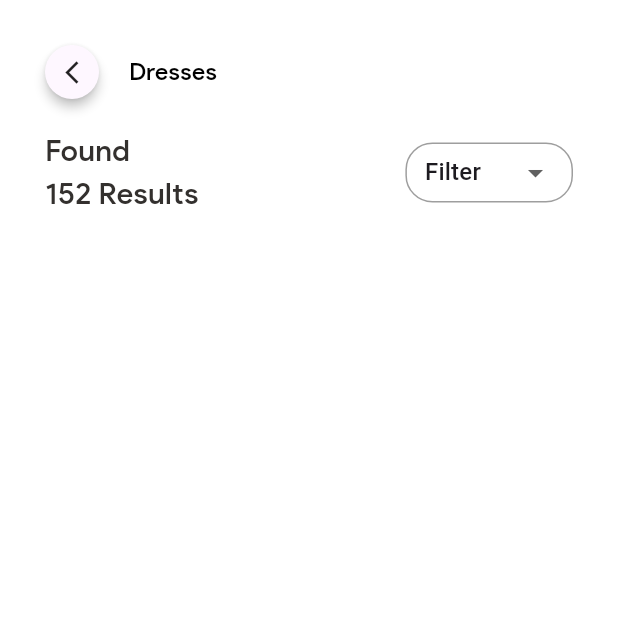
After one commit to moses-mugoya/fashionista, a Flutter app: the HomeScreen screen opened directly, scrolled down 894 dp, after a tap on "Dresses", on a phone screen of 412 x 824 dp, the top half of it. The commit adds this screen. Run offline on Flutter 3.47's test engine with Material 3 defaults, Android fonts, the phone set to English and light mode, and no system bars; our stand-ins replace flutter_svg.

Commit message:
added the dresses page

```diff
--- /dev/null
+++ b/lib/screens/dress_screen.dart
@@ -0,0 +1,105 @@
+import 'package:fashion_gemstore/screens/main_screen.dart';
+import 'package:fashion_gemstore/utils/constants.dart';
+import 'package:fashion_gemstore/widgets/child_app_bar.dart';
+import 'package:fashion_gemstore/widgets/header_text.dart';
+import 'package:flutter/material.dart';
+
+class DressScreen extends StatefulWidget {
+  const DressScreen({super.key});
+
+  @override
+  State<DressScreen> createState() => _DressScreenState();
+}
+
+class _DressScreenState extends State<DressScreen> {
+  String _selectedItem = 'Filter';
+
+  void onBackTap() {
+    Navigator.push(
+      context,
+      MaterialPageRoute(
+        builder: (context) => const MainScreen(),
+      ),
+    );
+  }
+
+  @override
+  Widget build(BuildContext context) {
+    return SafeArea(
+      child: Scaffold(
+        body: SingleChildScrollView(
+          physics: const AlwaysScrollableScrollPhysics(),
+          child: Padding(
+            padding: const EdgeInsets.all(30.0),
+            child: Column(
+              children: [
+                ChildAppBar(
+                  onTapped: onBackTap,
+                  title: 'Dresses',
+                  centerTitle: false,
+                ),
+                const SizedBox(
+                  height: 20,
+                ),
+                Row(
+                  mainAxisAlignment: MainAxisAlignment.spaceBetween,
+                  children: [
+                    Column(
+                      crossAxisAlignment: CrossAxisAlignment.start,
+                      children: [
+                        HeaderText(
+                          text: 'Found',
+                          textColor: AppConstants.dressTextColor,
+                          fontSize: 20,
+                          fontWeight: FontWeight.w500,
+                        ),
+                        HeaderText(
+                          text: '152 Results',
+                          textColor: AppConstants.dressTextColor,
+                          fontSize: 20,
+                          fontWeight: FontWeight.w500,
+                        ),
+                      ],
+                    ),
+                    Center(
+                      child: Container(
+                        height: 40,
+                        padding: const EdgeInsets.symmetric(horizontal: 12),
+                        decoration: BoxDecoration(
+                          borderRadius: BorderRadius.circular(18),
+                          border: Border.all(color: Colors.grey),
+                        ),
+                        child: DropdownButtonHideUnderline(
+                          child: DropdownButton<String>(
+                            value: _selectedItem,
+                            onChanged: (String? newValue) {
+                              setState(() {
+                                _selectedItem = newValue!;
+                              });
+                            },
+                            items: <String>[
+                              'Filter',
+                              'Option 1',
+                              'Option 2',
+                              'Option 3',
+                              'Option 4'
+                            ].map<DropdownMenuItem<String>>((String value) {
+                              return DropdownMenuItem<String>(
+                                value: value,
+                                child: Text(value),
+                              );
+                            }).toList(),
+                          ),
+                        ),
+                      ),
+                    ),
+                  ],
+                )
+              ],
+            ),
+          ),
+        ),
+      ),
+    );
+  }
+}
--- a/lib/screens/home_screen.dart
+++ b/lib/screens/home_screen.dart
@@ -1,19 +1,17 @@
 import 'package:fashion_gemstore/utils/carousel_images.dart';
 import 'package:fashion_gemstore/utils/constants.dart';
-import 'package:fashion_gemstore/widgets/banner_four_item.dart';
+import 'package:fashion_gemstore/widgets/banner_four.dart';
 import 'package:fashion_gemstore/widgets/banner_one.dart';
 import 'package:fashion_gemstore/widgets/banner_three.dart';
 import 'package:fashion_gemstore/widgets/banner_two.dart';
 import 'package:fashion_gemstore/widgets/carousel.dart';
 import 'package:fashion_gemstore/widgets/category_item.dart';
 import 'package:fashion_gemstore/widgets/featured_item.dart';
-import 'package:fashion_gemstore/widgets/header_text.dart';
+import 'package:fashion_gemstore/widgets/main_app_bar.dart';
 import 'package:fashion_gemstore/widgets/recommended_item.dart';
 import 'package:fashion_gemstore/widgets/row_header.dart';
 import 'package:flutter/material.dart';
-import 'package:flutter/widgets.dart';
-import 'package:flutter_svg/flutter_svg.dart';
-import 'package:flutter_svg/svg.dart';
+
 
 class HomeScreen extends StatefulWidget {
   const HomeScreen({super.key});
@@ -51,40 +49,8 @@ class _HomeScreenState extends State<HomeScreen> {
                 padding: const EdgeInsets.all(30.0),
                 child: Column(
                   children: [
-                    Row(
-                      mainAxisAlignment: MainAxisAlignment.spaceBetween,
-                      children: [
-                        SvgPicture.asset(
-                          'assets/images/menu.svg',
-                          height: 20,
-                          width: 20,
-                        ),
-                        HeaderText(
-                            text: 'GemStore',
-                            textColor: AppConstants.blackColor,
-                            fontSize: 25,
-                            fontWeight: FontWeight.w700),
-                        Stack(
-                          children: [
-                            const Icon(
-                              Icons.notifications_none,
-                              size: 30,
-                            ),
-                            Positioned(
-                              top: 7,
-                              left: 16,
-                              child: Container(
-                                width: 8, // Adjust size as needed
-                                height: 8,
-                                decoration: BoxDecoration(
-                                  shape: BoxShape.circle,
-                                  color: AppConstants.notificationDotColor,
-                                ),
-                              ),
-                            )
-                          ],
-                        ),
-                      ],
+                    const MainAppBar(
+                      title: 'GemStore',
                     ),
                     const SizedBox(
                       height: 30,
--- a/lib/utils/constants.dart
+++ b/lib/utils/constants.dart
@@ -19,5 +19,6 @@ class AppConstants {
   static Color bannerDarkTextColor = HexColor('#353945');
   static Color bannerOuterHalloColor = HexColor('#ECECEC');
   static Color bannerInnerHalloColor = HexColor('#E2E2E2');
+  static Color dressTextColor = HexColor('#33302E');
 
 }
--- a/lib/widgets/banner_four_item.dart
+++ b/lib/widgets/banner_four.dart
@@ -1,4 +1,6 @@
+import 'package:fashion_gemstore/screens/dress_screen.dart';
 import 'package:fashion_gemstore/utils/constants.dart';
+import 'package:flutter/cupertino.dart';
 import 'package:flutter/material.dart';
 import 'package:flutter/widgets.dart';
 
@@ -8,8 +10,6 @@ class BannerFourItem extends StatelessWidget {
   @override
   Widget build(BuildContext context) {
     return SizedBox(
-
-
       height: 194,
       child: Row(
         children: [
@@ -30,8 +30,8 @@ class BannerFourItem extends StatelessWidget {
                     child: ClipRRect(
                       borderRadius: BorderRadius.circular(10),
                       child: Transform.translate(
-                        offset:
-                            const Offset(-38.0, -12.0), // Adjust the offset as needed
+                        offset: const Offset(
+                            -38.0, -12.0), // Adjust the offset as needed
                         child: Container(
                           width: 70, // Adjust the width as needed
                           height: 110,
@@ -94,8 +94,19 @@ class BannerFourItem extends StatelessWidget {
               ],
             ),
           ),
-          const SizedBox(width: 10,),
-          Container(
+          const SizedBox(
+            width: 10,
+          ),
+          GestureDetector(
+            onTap: () {
+              Navigator.push(
+                context,
+                MaterialPageRoute(
+                  builder: (context) => const DressScreen(),
+                ),
+              );
+            },
+            child: Container(
               height: 194,
               width: MediaQuery.of(context).size.width / 2 - 40,
               decoration: BoxDecoration(
@@ -137,15 +148,14 @@ class BannerFourItem extends StatelessWidget {
                               color: AppConstants.bannerDarkTextColor,
                               fontWeight: FontWeight.w300),
                         ),
-
                       ],
                     ),
                   ),
                   ClipRRect(
                     borderRadius: BorderRadius.circular(10),
                     child: Transform.translate(
-                    offset:
-                        const Offset(8.0, -15.0), // Adjust the offset as needed
+                      offset: const Offset(
+                          8.0, -15.0), // Adjust the offset as needed
                       child: Container(
                         width: 90, // Adjust the width as needed
                         height: 194,
@@ -163,6 +173,7 @@ class BannerFourItem extends StatelessWidget {
                 ],
               ),
             ),
+          ),
         ],
       ),
     );
--- /dev/null
+++ b/lib/widgets/child_app_bar.dart
@@ -0,0 +1,70 @@
+import 'package:fashion_gemstore/utils/constants.dart';
+import 'package:flutter/material.dart';
+
+class ChildAppBar extends StatelessWidget {
+  final VoidCallback onTapped;
+  final String title;
+  final bool centerTitle;
+
+  const ChildAppBar({
+    super.key,
+    required this.onTapped,
+    required this.title,
+    required this.centerTitle,
+  });
+
+  @override
+  Widget build(BuildContext context) {
+    return Row(
+      children: [
+        GestureDetector(
+          onTap: onTapped,
+          child: Material(
+            elevation: 3, // Set the elevation value as needed
+            borderRadius: BorderRadius.circular(18),
+            child: Container(
+              height: 36,
+              width: 36,
+              decoration: BoxDecoration(
+                borderRadius: BorderRadius.circular(18),
+              ),
+              child: const Center(
+                // Center the icon horizontally and vertically
+                child: Icon(
+                  Icons.arrow_back_ios_new,
+                  size: 18,
+                ),
+              ),
+            ),
+          ),
+        ),
+        const SizedBox(
+          width: 20,
+        ),
+        centerTitle
+            ? Expanded(
+                child: Center(
+                  child: Text(
+                    title,
+                    style: TextStyle(
+                      fontFamily: 'ProductSans',
+                      fontSize: 16,
+                      color: AppConstants.blackColor,
+                      fontWeight: FontWeight.w500,
+                    ),
+                  ),
+                ),
+              )
+            : Text(
+                title,
+                style: TextStyle(
+                  fontFamily: 'ProductSans',
+                  fontSize: 16,
+                  color: AppConstants.blackColor,
+                  fontWeight: FontWeight.w500,
+                ),
+              ),
+      ],
+    );
+  }
+}
--- /dev/null
+++ b/lib/widgets/main_app_bar.dart
@@ -0,0 +1,51 @@
+import 'package:fashion_gemstore/utils/constants.dart';
+import 'package:fashion_gemstore/widgets/header_text.dart';
+import 'package:flutter/material.dart';
+import 'package:flutter_svg/flutter_svg.dart';
+
+class MainAppBar extends StatelessWidget {
+  final String title;
+  const MainAppBar({
+    super.key, required this.title,
+  });
+
+  @override
+  Widget build(BuildContext context) {
+    return Row(
+      mainAxisAlignment: MainAxisAlignment.spaceBetween,
+      children: [
+        SvgPicture.asset(
+          'assets/images/menu.svg',
+          height: 20,
+          width: 20,
+        ),
+        HeaderText(
+          text: title,
+          textColor: AppConstants.blackColor,
+          fontSize: 25,
+          fontWeight: FontWeight.w700,
+        ),
+        Stack(
+          children: [
+            const Icon(
+              Icons.notifications_none,
+              size: 30,
+            ),
+            Positioned(
+              top: 7,
+              left: 16,
+              child: Container(
+                width: 8, // Adjust size as needed
+                height: 8,
+                decoration: BoxDecoration(
+                  shape: BoxShape.circle,
+                  color: AppConstants.notificationDotColor,
+                ),
+              ),
+            )
+          ],
+        ),
+      ],
+    );
+  }
+}
```
Lines whose indentation alone changed are shown as unchanged.
